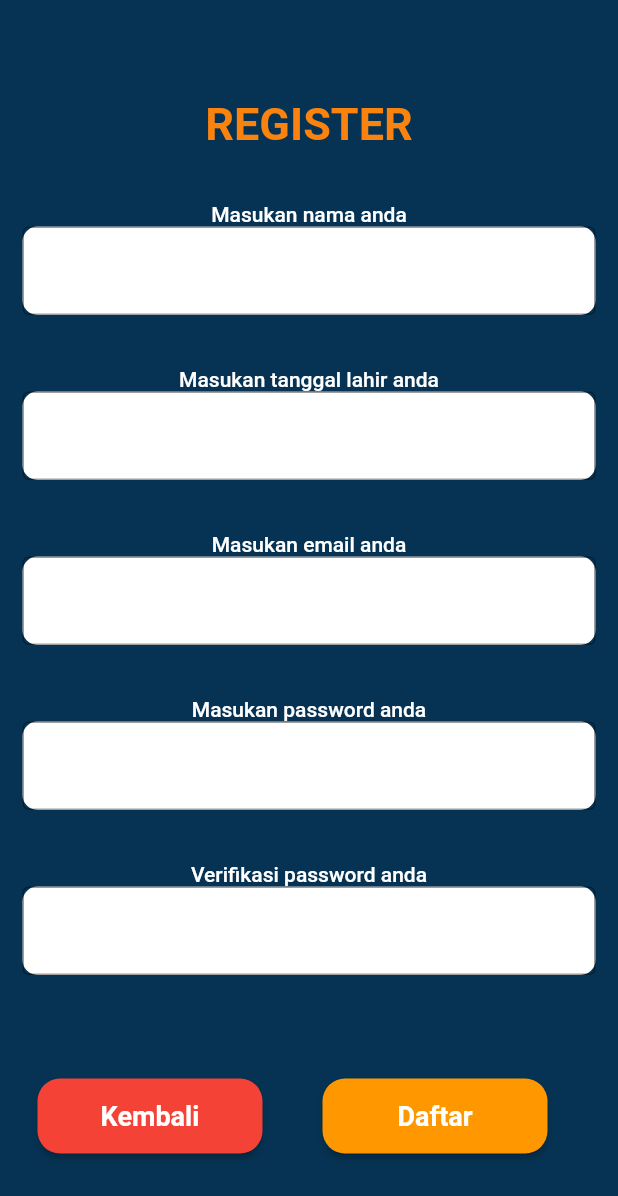
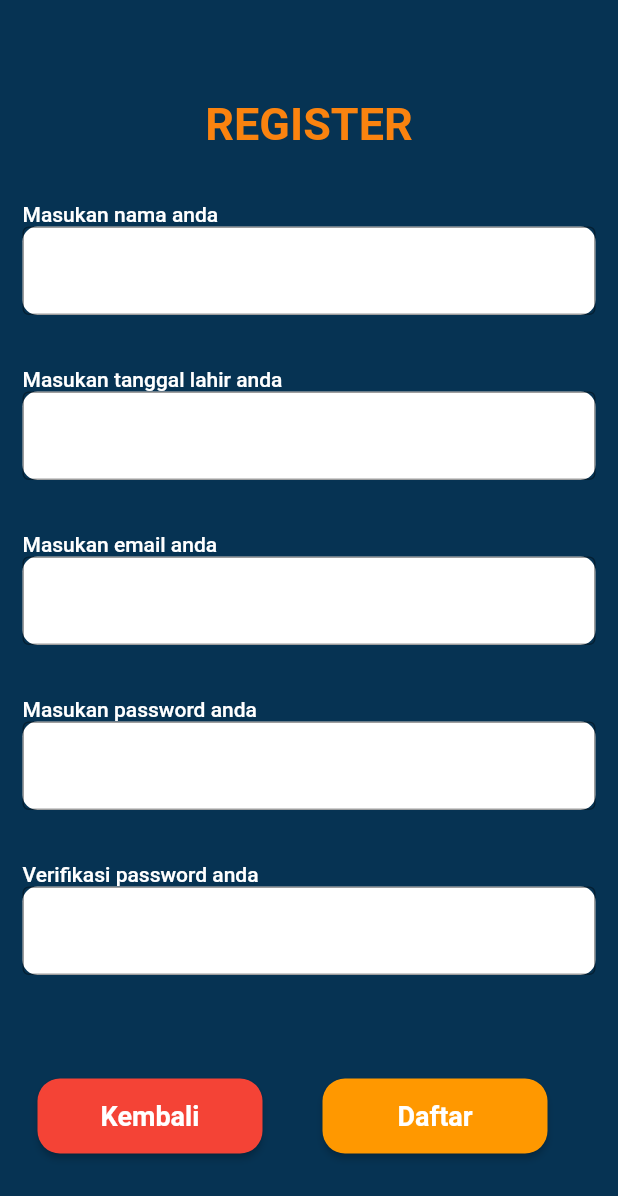
Before and after one commit to Soviena/inovasi-budaya-flutter, a Flutter app: the Register screen opened directly, on a phone screen of 412 x 824 dp. Shown: the top 1196 px of the screen. Run offline on Flutter 3.47's test engine with Material 2 defaults, Android fonts, the phone set to English and light mode, and no system bars; our stand-ins replace quickalert.

Commit message:
nambah dikit ajah

```diff
--- a/lib/view/Aktivitas.dart
+++ b/lib/view/Aktivitas.dart
@@ -27,7 +27,7 @@ class Budaya extends StatelessWidget {
                 },
               ),
               Text(
-                'Aktivitas',
+                'Jadwal',
                 style: TextStyle(
                   fontSize: 32,
                   fontWeight: FontWeight.bold,
--- a/lib/view/Settings.dart
+++ b/lib/view/Settings.dart
@@ -37,6 +37,7 @@ class Settings extends StatelessWidget {
             ],
           ),
         ),
+        backgroundColor: Color.fromARGB(255, 6, 51, 83),
       ),
     );
   }
--- a/lib/view/register.dart
+++ b/lib/view/register.dart
@@ -52,7 +52,7 @@ class _RegisterState extends State<Register> {
             crossAxisAlignment: CrossAxisAlignment.start,
             children: [
               Container(
-                alignment: Alignment.topCenter,
+                alignment: Alignment.topLeft,
                 child: Container(
                   margin: EdgeInsets.only(top: 50),
                   child: Column(children: [
@@ -68,12 +68,17 @@ class _RegisterState extends State<Register> {
                       height: 35,
                     ),
                     Container(
-                      child: Text(
+                      child: Row(
+                        mainAxisAlignment: MainAxisAlignment.start,
+                        children: [
+                          Text(
                             'Masukan nama anda',
                             style: TextStyle(
                               color: Colors.white,
                               fontWeight: FontWeight.w500,
                             ),
+                          ),
+                        ],
                       ),
                     ),
                     Container(
@@ -90,12 +95,17 @@ class _RegisterState extends State<Register> {
                       height: 35,
                     ),
                     Container(
-                      child: Text(
+                      child: Row(
+                        mainAxisAlignment: MainAxisAlignment.start,
+                        children: [
+                          Text(
                             'Masukan tanggal lahir anda',
                             style: TextStyle(
                               color: Colors.white,
                               fontWeight: FontWeight.w500,
                             ),
+                          ),
+                        ],
                       ),
                     ),
                     Container(
@@ -112,12 +122,17 @@ class _RegisterState extends State<Register> {
                       height: 35,
                     ),
                     Container(
-                      child: Text(
+                      child: Row(
+                        mainAxisAlignment: MainAxisAlignment.start,
+                        children: [
+                          Text(
                             'Masukan email anda',
                             style: TextStyle(
                               color: Colors.white,
                               fontWeight: FontWeight.w500,
                             ),
+                          ),
+                        ],
                       ),
                     ),
                     Container(
@@ -134,12 +149,17 @@ class _RegisterState extends State<Register> {
                       height: 35,
                     ),
                     Container(
-                      child: Text(
+                      child: Row(
+                        mainAxisAlignment: MainAxisAlignment.start,
+                        children: [
+                          Text(
                             'Masukan password anda',
                             style: TextStyle(
                               color: Colors.white,
                               fontWeight: FontWeight.w500,
                             ),
+                          ),
+                        ],
                       ),
                     ),
                     Container(
@@ -156,12 +176,17 @@ class _RegisterState extends State<Register> {
                       height: 35,
                     ),
                     Container(
-                      child: Text(
+                      child: Row(
+                        mainAxisAlignment: MainAxisAlignment.start,
+                        children: [
+                          Text(
                             'Verifikasi password anda',
                             style: TextStyle(
                               color: Colors.white,
                               fontWeight: FontWeight.w500,
                             ),
+                          ),
+                        ],
                       ),
                     ),
                     Container(
```
Lines whose indentation alone changed are shown as unchanged.
